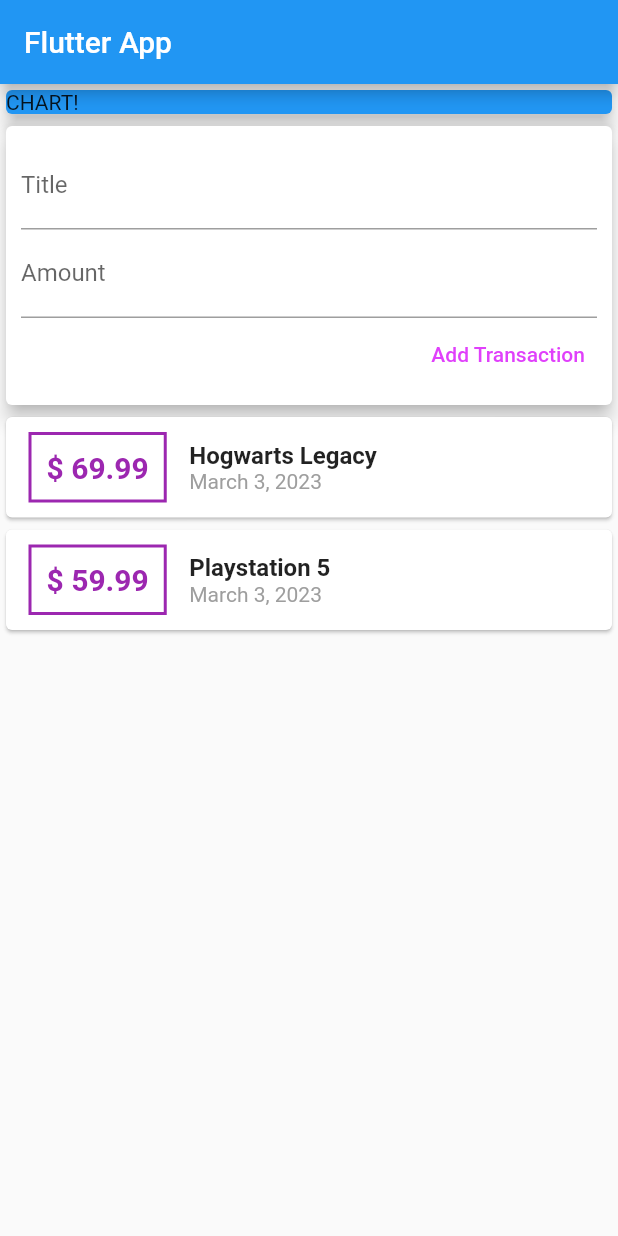
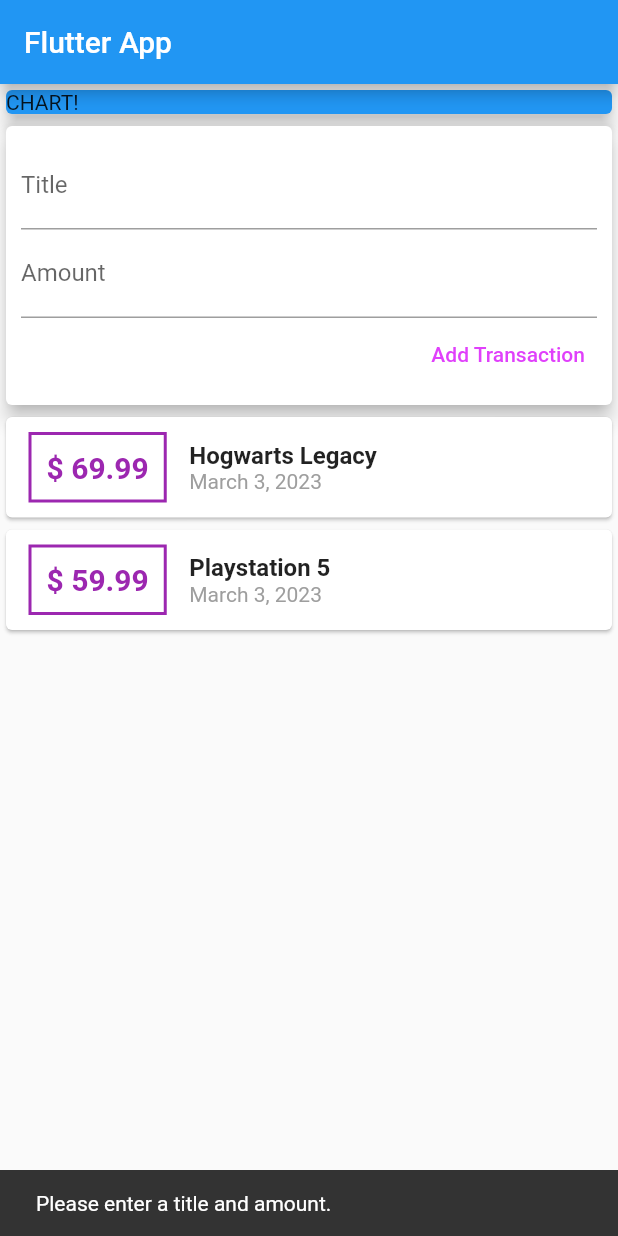
Before and after one commit to dinofilipovic/track_expenses, a Flutter app: the screen it shows after launch, after a tap on "Add Transaction", on a phone screen of 412 x 824 dp. Run offline on Flutter 3.47's test engine with Material 2 defaults, Android fonts, the phone set to English and light mode, and no system bars.

Commit message:
Added new Widgets
Made configuration and modification needed.

```diff
--- a/lib/main.dart
+++ b/lib/main.dart
@@ -1,8 +1,7 @@
 import 'package:flutter/material.dart';
-import 'package:track_expenses/widgets/new_transaction.dart';
-import 'package:track_expenses/widgets/transaction_list.dart';
 
 // Custom Widgets and Components
+import './widgets/user_transactions.dart';
 
 void main() => runApp(MyApp());
 
@@ -38,8 +37,7 @@
               elevation: 5,
             ),
           ),
-          NewTransaction(),
-          TransactionList(),
+          UserTransactions(),
         ],
       ),
     );
--- a/lib/widgets/new_transaction.dart
+++ b/lib/widgets/new_transaction.dart
@@ -3,6 +3,31 @@
 class NewTransaction extends StatelessWidget {
   final titleController = TextEditingController();
   final amountController = TextEditingController();
+
+  // Created callback function
+  final Function addTx;
+
+  // Creating Constructor for that function
+  NewTransaction(this.addTx);
+
+  void submitData(BuildContext context) {
+    final enteredTitle = titleController.text;
+    final enteredAmount = double.tryParse(amountController.text) ?? 0;
+
+    if (enteredTitle.isEmpty || enteredAmount <= 0) {
+      ScaffoldMessenger.of(context).showSnackBar(
+        SnackBar(
+          content: const Text('Please enter a title and amount.'),
+        ),
+      );
+      return;
+    }
+
+    addTx(
+      enteredTitle,
+      enteredAmount,
+    );
+  }
 
   @override
   Widget build(BuildContext context) {
@@ -24,7 +49,7 @@
             TextButton(
                 style:
                     TextButton.styleFrom(foregroundColor: Colors.purpleAccent),
-                onPressed: () {},
+                onPressed: () => submitData(context),
                 child: const Text('Add Transaction'))
           ],
         ),
--- a/lib/widgets/transaction_list.dart
+++ b/lib/widgets/transaction_list.dart
@@ -1,38 +1,18 @@
-import 'package:flutter/src/widgets/framework.dart';
-import 'package:flutter/src/widgets/placeholder.dart';
 import 'package:flutter/material.dart';
 import 'package:intl/intl.dart';
 
 // Custom Widgets and Models
 import '../models/transaction.dart';
 
-class TransactionList extends StatefulWidget {
-  const TransactionList({super.key});
-
-  @override
-  State<TransactionList> createState() => _TransactionListState();
-}
-
-class _TransactionListState extends State<TransactionList> {
-  final List<Transaction> _userTransactions = [
-    Transaction(
-      id: 't1',
-      title: 'Hogwarts Legacy',
-      amount: 69.99,
-      date: DateTime.now(),
-    ),
-    Transaction(
-      id: 't2',
-      title: 'Playstation 5',
-      amount: 59.99,
-      date: DateTime.now(),
-    ),
-  ];
+class TransactionList extends StatelessWidget {
+  final List<Transaction> transactions;
+  // Constructors
+  TransactionList(this.transactions);
 
   @override
   Widget build(BuildContext context) {
     return Column(
-      children: _userTransactions.map((tx) {
+      children: transactions.map((tx) {
         return Card(
           child: Row(
             children: <Widget>[
@@ -69,7 +49,7 @@
                   ),
                   Text(
                     DateFormat.yMMMMd().format(tx.date),
-                    style: TextStyle(
+                    style: const TextStyle(
                       color: Colors.grey,
                     ),
                   ),
--- a/lib/widgets/user_transactions.dart
+++ b/lib/widgets/user_transactions.dart
@@ -0,0 +1,50 @@
+import 'package:flutter/material.dart';
+
+// Custom Widgets and Components
+import './new_transaction.dart';
+import './transaction_list.dart';
+import '../models/transaction.dart';
+
+class UserTransactions extends StatefulWidget {
+  @override
+  State<UserTransactions> createState() => _UserTransactionsState();
+}
+
+class _UserTransactionsState extends State<UserTransactions> {
+  final List<Transaction> _userTransactions = [
+    Transaction(
+      id: 't1',
+      title: 'Hogwarts Legacy',
+      amount: 69.99,
+      date: DateTime.now(),
+    ),
+    Transaction(
+      id: 't2',
+      title: 'Playstation 5',
+      amount: 59.99,
+      date: DateTime.now(),
+    ),
+  ];
+
+  void _addNewTransaction(String txTitle, double txAmount) {
+    final newTx = Transaction(
+        title: txTitle,
+        amount: txAmount,
+        date: DateTime.now(),
+        id: DateTime.now().toString());
+
+    setState(() {
+      _userTransactions.add(newTx);
+    });
+  }
+
+  @override
+  Widget build(BuildContext context) {
+    return Column(
+      children: <Widget>[
+        NewTransaction(_addNewTransaction),
+        TransactionList(_userTransactions),
+      ],
+    );
+  }
+}
--- a/pubspec.yaml
+++ b/pubspec.yaml
@@ -1,5 +1,5 @@
 name: track_expenses
-description: A new Flutter project.
+description: Track expenses application
 
 # The following line prevents the package from being accidentally published to
 # pub.dev using `flutter pub publish`. This is preferred for private packages.
```
Also changed, not shown: 1 other file.
